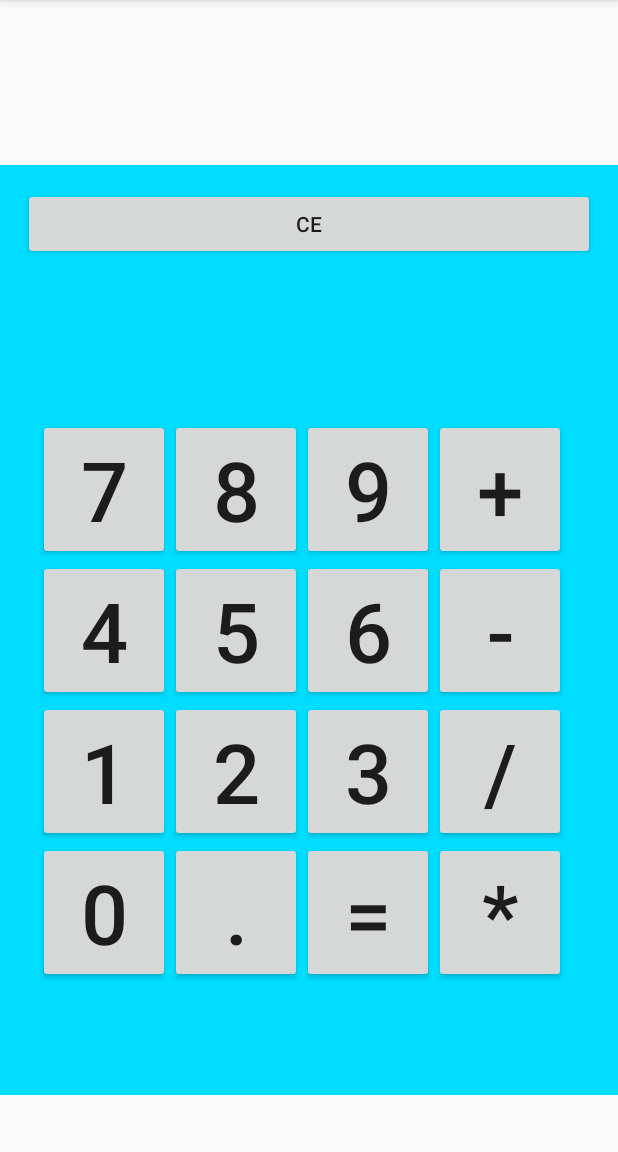
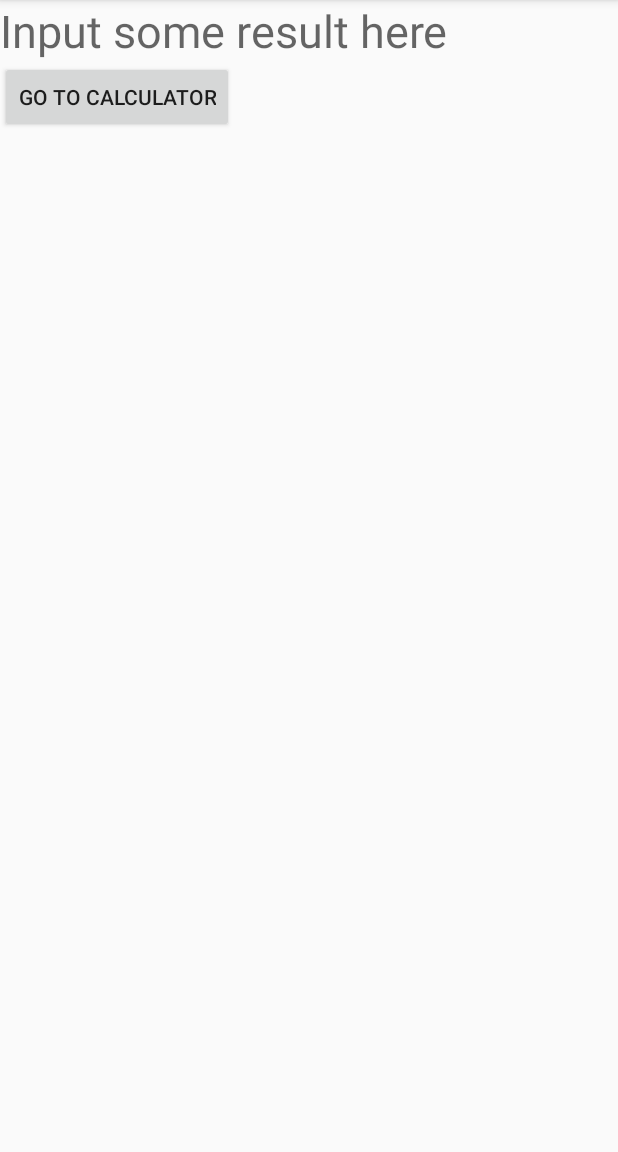
Before and after one commit to PavelMarusov/homeWork, an Android app: the screen it shows after launch (MainActivity before the commit, SecondActivity after it), on a phone screen of 412 x 824 dp, the part 84-1236 px from its top. Run offline under Robolectric (Android 15) with nearby library versions, the phone set to English and light mode, and no system bars.

```diff
--- a/app/src/main/AndroidManifest.xml
+++ b/app/src/main/AndroidManifest.xml
@@ -9,13 +9,16 @@
         android:roundIcon="@mipmap/ic_launcher_round"
         android:supportsRtl="true"
         android:theme="@style/AppTheme">
-        <activity android:name=".MainActivity">
+        <activity android:name=".SecondActivity">
             <intent-filter>
                 <action android:name="android.intent.action.MAIN" />
 
                 <category android:name="android.intent.category.LAUNCHER" />
             </intent-filter>
         </activity>
+        <activity android:name=".MainActivity">
+
+        </activity>
     </application>
 
 </manifest>
--- /dev/null
+++ b/app/src/main/java/com/example/homework1/SecondActivity.java
@@ -0,0 +1,48 @@
+package com.example.homework1;
+
+import androidx.annotation.Nullable;
+import androidx.appcompat.app.AppCompatActivity;
+
+import android.content.Intent;
+import android.content.pm.PackageManager;
+import android.os.Bundle;
+import android.view.View;
+import android.widget.Button;
+import android.widget.TextView;
+
+public class SecondActivity extends AppCompatActivity {
+    TextView textView;
+    Button button;
+
+    @Override
+    protected void onCreate(Bundle savedInstanceState) {
+        super.onCreate(savedInstanceState);
+        setContentView(R.layout.activity_second);
+        textView = findViewById(R.id.text_view_second_activity);
+        button = findViewById(R.id.button_for_transition);
+
+        button.setOnClickListener(new View.OnClickListener() {
+            @Override
+            public void onClick(View v) {
+                oldonClick();
+
+            }
+        });
+    }
+
+    public void oldonClick() {
+        Intent intent = new Intent(SecondActivity.this, MainActivity.class);
+        startActivityForResult(intent, 1);
+    }
+
+
+    @Override
+    protected void onActivityResult(int requestCode, int resultCode, @Nullable Intent data) {
+        super.onActivityResult(requestCode, resultCode, data);
+
+        if (requestCode == 1 && resultCode == RESULT_OK) {
+            String result = data.getStringExtra("key");
+            textView.setText(result);
+        }
+    }
+}
--- /dev/null
+++ b/app/src/main/res/layout/activity_second.xml
@@ -0,0 +1,26 @@
+<?xml version="1.0" encoding="utf-8"?>
+<LinearLayout xmlns:android="http://schemas.android.com/apk/res/android"
+    xmlns:app="http://schemas.android.com/apk/res-auto"
+    xmlns:tools="http://schemas.android.com/tools"
+    android:layout_width="match_parent"
+    android:layout_height="match_parent"
+    android:orientation="vertical"
+    tools:context=".SecondActivity">
+    <TextView
+        android:id="@+id/text_view_second_activity"
+        android:layout_width="match_parent"
+        android:layout_height="wrap_content"
+        android:hint="Input some result here"
+        android:textSize="30sp"/>
+    <Button
+        android:id="@+id/button_for_transition"
+        android:layout_width="wrap_content"
+        android:layout_height="wrap_content"
+        android:text="Go to calculator">
+
+    </Button>
+
+
+
+
+</LinearLayout>
```
Also changed, not shown: app/src/main/java/com/example/homework1/MainActivity.java (+11 -1 lines).
